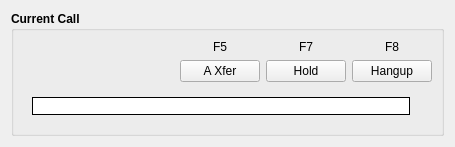
The window that xivoclient/src/xlets/switchboard/current_call.ui (wazo-platform/wazo-client-qt) describes before a commit, drawn with Qt 5.
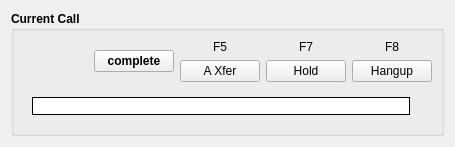
The same window after the commit.

Commit message: Add a temporary button to test transfer completion

The edit to the form file:
```diff
--- a/xivoclient/src/xlets/switchboard/current_call.ui
+++ b/xivoclient/src/xlets/switchboard/current_call.ui
@@ -81,6 +81,13 @@
           </property>
          </spacer>
         </item>
+        <item>
+         <widget class="QPushButton" name="btn_complete">
+          <property name="text">
+           <string>complete</string>
+          </property>
+         </widget>
+        </item>
         <item>
          <layout class="QVBoxLayout" name="verticalLayout_5">
           <item>
```
The commit also changes 2 other files.
